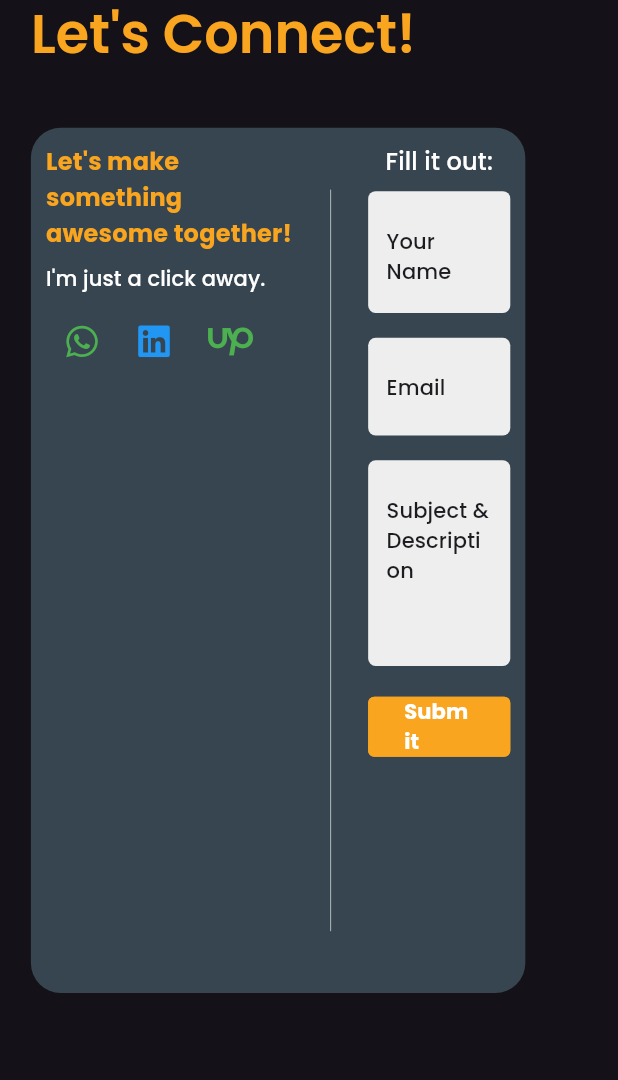
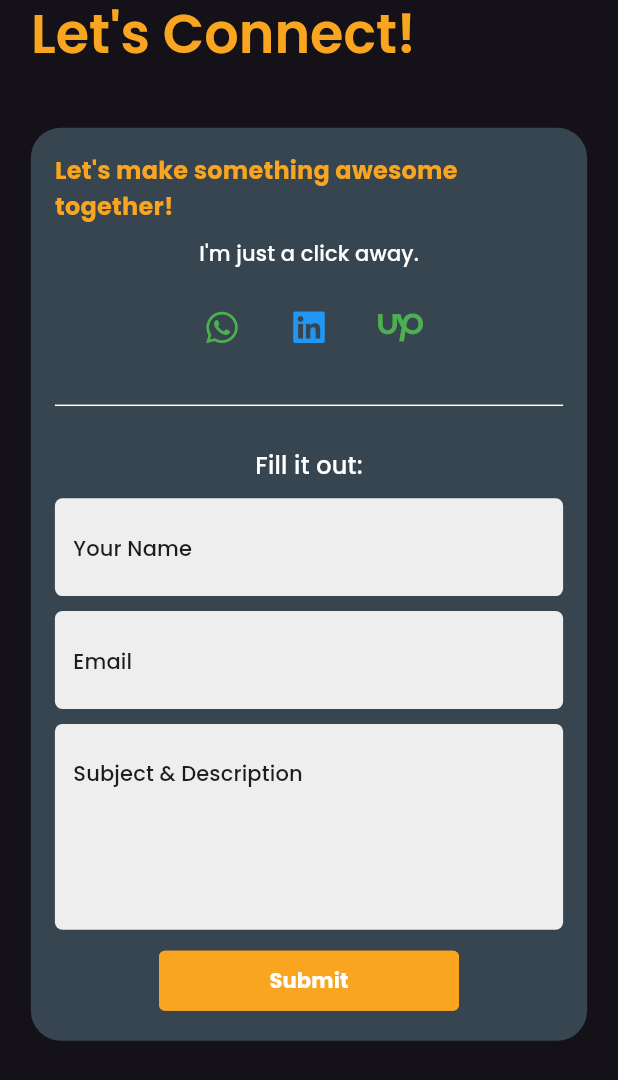
Before and after one commit to danishhafeez322/portfolio_danish, a Flutter app: the ContactMe widget shown alone on an empty page, opened directly, on a phone screen of 412 x 824 dp. Shown: the top 1080 px of the screen. Run offline on Flutter 3.47's test engine with Material 3 defaults, Android fonts, the phone set to English and light mode, and no system bars; our stand-ins replace animated_text_kit, equatable, flutter_bloc, font_awesome_flutter, google_fonts; missing offline and left inert: universal_html.

Commit message:
responsiveness bug fixing

```diff
--- a/lib/ui/home/components/contact_me.dart
+++ b/lib/ui/home/components/contact_me.dart
@@ -18,14 +18,19 @@ class _ContactMeState extends State<ContactMe> {
   final nameController = TextEditingController();
   final emailController = TextEditingController();
   final subjectController = TextEditingController();
+
   @override
   Widget build(BuildContext context) {
     final textTheme = Theme.of(context).textTheme;
+
+    return LayoutBuilder(
+      builder: (context, constraints) {
+        bool isMobile =
+            constraints.maxWidth < 600; // Adjust layout based on screen width
+
         return Padding(
           padding: EdgeInsets.symmetric(horizontal: context.width * 0.05),
-      child: Row(
-        children: [
-          Column(
+          child: Column(
             crossAxisAlignment: CrossAxisAlignment.start,
             children: [
               Text(
@@ -37,19 +42,49 @@ class _ContactMeState extends State<ContactMe> {
               ),
               SizedBox(height: context.height * 0.05),
               Container(
-                width: context.width * 0.8,
-                height: context.height * 0.7,
-                padding: const EdgeInsets.all(10),
+                width: context.width * 0.9,
+                padding: const EdgeInsets.all(16),
                 decoration: BoxDecoration(
                   borderRadius: BorderRadius.circular(20),
                   color: const Color(0xff36454F),
                 ),
-                child: Row(
+                child: isMobile
+                    ? _buildColumnLayout(textTheme) // Mobile view
+                    : _buildRowLayout(textTheme), // Desktop view
+              ),
+            ],
+          ),
+        );
+      },
+    );
+  }
+
+  Widget _buildRowLayout(TextTheme textTheme) {
+    return Row(
       mainAxisAlignment: MainAxisAlignment.spaceAround,
       children: [
-                    Expanded(
-                      child: Column(
-                        crossAxisAlignment: CrossAxisAlignment.start,
+        Expanded(child: _buildInfoSection(textTheme)),
+        Expanded(child: _buildFormSection(textTheme)),
+      ],
+    );
+  }
+
+  Widget _buildColumnLayout(TextTheme textTheme) {
+    return Column(
+      crossAxisAlignment: CrossAxisAlignment.center,
+      children: [
+        _buildInfoSection(textTheme),
+        SizedBox(height: 20),
+        Divider(color: Colors.white),
+        SizedBox(height: 20),
+        _buildFormSection(textTheme),
+      ],
+    );
+  }
+
+  Widget _buildInfoSection(TextTheme textTheme) {
+    return Column(
+      crossAxisAlignment: CrossAxisAlignment.center,
       children: [
         Text(
           "Let's make something awesome together!",
@@ -58,120 +93,82 @@ class _ContactMeState extends State<ContactMe> {
             fontWeight: FontWeight.w700,
           ),
         ),
-                          SizedBox(height: context.height * 0.01),
+        SizedBox(height: 10),
         Text(
           "I'm just a click away.",
-                            style: textTheme.titleSmall
-                                ?.copyWith(color: PortfolioAppTheme.white),
+          style: textTheme.titleSmall?.copyWith(color: PortfolioAppTheme.white),
         ),
-                          SizedBox(height: context.height * 0.01),
+        SizedBox(height: 15),
         Wrap(
+          alignment: WrapAlignment.center,
+          spacing: 10,
           children: [
             IconButton(
-                                icon: const Icon(
-                                  FontAwesomeIcons.whatsapp,
-                                  color: Colors.green,
-                                ),
+              icon: const Icon(FontAwesomeIcons.whatsapp, color: Colors.green),
               onPressed: () => gotoUrl(AppStrings.whatsapp),
             ),
             IconButton(
-                                icon: const Icon(
-                                  FontAwesomeIcons.linkedin,
-                                  color: PortfolioAppTheme.blue,
-                                ),
+              icon: const Icon(FontAwesomeIcons.linkedin,
+                  color: PortfolioAppTheme.blue),
               onPressed: () => gotoUrl(AppStrings.linkedIn),
             ),
             IconButton(
-                                icon: const Icon(
-                                  FontAwesomeIcons.upwork,
-                                  color: Colors.green,
-                                ),
+              icon: const Icon(FontAwesomeIcons.upwork, color: Colors.green),
               onPressed: () {},
             ),
           ],
-                          )
+        ),
       ],
-                      ),
-                    ),
-                    SizedBox(width: context.width * 0.06),
-                    Container(
-                        height: context.height * 0.6,
-                        width: context.width * 0.001,
-                        color: Colors.white),
-                    SizedBox(width: context.width * 0.06),
-                    Form(
+    );
+  }
+
+  Widget _buildFormSection(TextTheme textTheme) {
+    return Form(
       key: _formKey,
-                      child: Expanded(
       child: Column(
         children: [
-                            Text(
-                              "Fill it out:",
-                              style: textTheme.titleMedium,
-                            ),
-                            SizedBox(height: 0.01 * context.height),
+          Text("Fill it out:", style: textTheme.titleMedium),
+          SizedBox(height: 10),
           CustomTextField(
             hintText: 'Your Name',
             controller: nameController,
-                              validator: (value) {
-                                if (value == null || value.isEmpty) {
-                                  return 'Please enter your name';
-                                }
-                                return null;
-                              },
+            validator: (value) => value == null || value.isEmpty
+                ? 'Please enter your name'
+                : null,
           ),
-                            SizedBox(height: context.height * 0.02),
+          SizedBox(height: 10),
           CustomTextField(
             hintText: 'Email',
             controller: emailController,
-                              validator: (value) {
-                                if (value == null || value.isEmpty) {
-                                  return 'Please enter email';
-                                }
-                                return null;
-                              },
+            validator: (value) =>
+                value == null || value.isEmpty ? 'Please enter email' : null,
           ),
-                            SizedBox(height: context.height * 0.02),
+          SizedBox(height: 10),
           CustomTextField(
             hintText: 'Subject & Description',
             controller: subjectController,
             maxLines: 4,
-                              validator: (value) {
-                                if (value == null || value.isEmpty) {
-                                  return 'Please enter subject';
-                                }
-                                return null;
-                              },
+            validator: (value) =>
+                value == null || value.isEmpty ? 'Please enter subject' : null,
           ),
-                            SizedBox(height: context.height * 0.02),
+          SizedBox(height: 10),
           SizedBox(
-                              width: context.width * 0.23,
+            width: 200,
             child: OutlinedButton(
               onPressed: () {},
               style: OutlinedButton.styleFrom(
                 backgroundColor: PortfolioAppTheme.nameColor,
-                                  side: const BorderSide(
-                                      color: PortfolioAppTheme.nameColor),
+                side: const BorderSide(color: PortfolioAppTheme.nameColor),
                 shape: RoundedRectangleBorder(
-                                    borderRadius: BorderRadius.circular(4),
-                                  ),
+                    borderRadius: BorderRadius.circular(4)),
               ),
               child: Text(
                 'Submit',
-                                  style: textTheme.titleSmall!.copyWith(
-                                      color: Colors.white,
-                                      fontWeight: FontWeight.w700),
-                                ),
-                              ),
-                            )
-                          ],
+                style: textTheme.titleSmall!
+                    .copyWith(color: Colors.white, fontWeight: FontWeight.w700),
               ),
             ),
           ),
-                  ],
-                ),
-              )
-            ],
-          )
         ],
       ),
     );
--- a/lib/widgets/custom_textfield.dart
+++ b/lib/widgets/custom_textfield.dart
@@ -29,9 +29,7 @@ class CustomTextField extends StatelessWidget {
   @override
   Widget build(BuildContext context) {
     final textTheme = Theme.of(context).textTheme;
-    return SizedBox(
-      width: 0.23 * context.width,
-      child: TextFormField(
+    return TextFormField(
       validator: validator,
       maxLines: maxLines,
       keyboardType: textInputType,
@@ -45,8 +43,7 @@ class CustomTextField extends StatelessWidget {
         suffixIcon: suffix,
         floatingLabelBehavior: FloatingLabelBehavior.never,
         contentPadding: EdgeInsets.symmetric(
-              vertical: 0.025 * context.height,
-              horizontal: 0.02 * context.width),
+            vertical: 0.025 * context.height, horizontal: 0.02 * context.width),
         filled: true,
         fillColor: Colors.grey.shade200,
         border: OutlineInputBorder(
@@ -54,7 +51,6 @@ class CustomTextField extends StatelessWidget {
           borderSide: BorderSide.none,
         ),
       ),
-      ),
     );
   }
 }
```
Also changed, not shown: lib/ui/home/components/about_me.dart (+10 -9 lines), assets/imgs/danish_grey_bg.png, pubspec.lock. Lines whose indentation alone changed are shown as unchanged.
